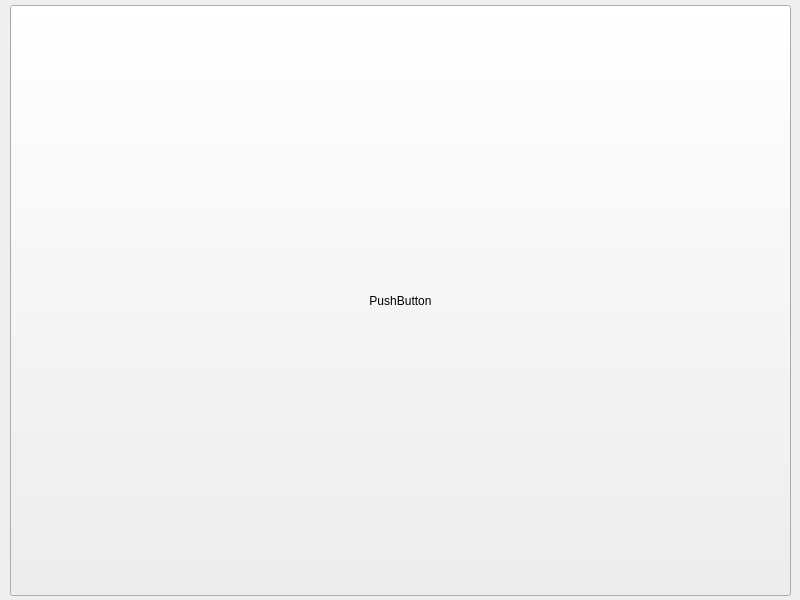
Before: the Qt Designer form Binimal_heap/mainwindow.ui in Ikiso/Bionimal_Heap, drawn with Qt 5.
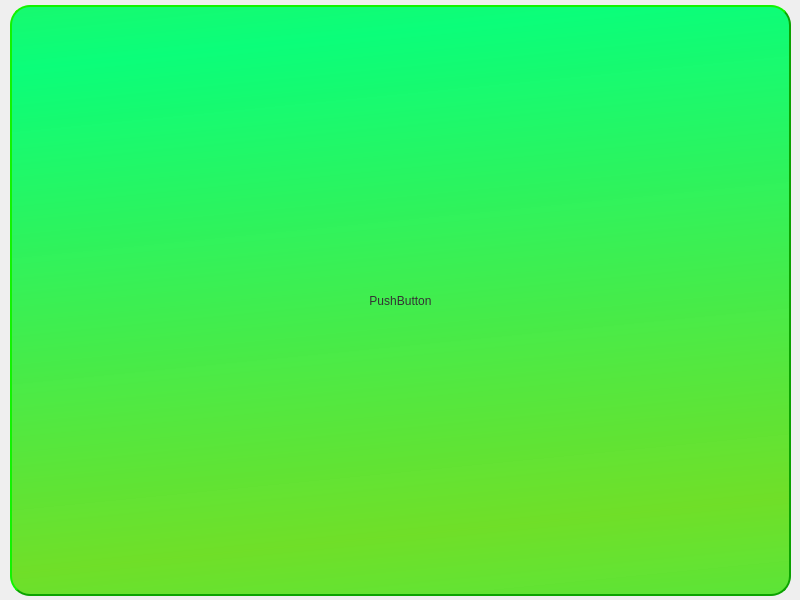
After: the same form once the commit is applied.

```diff
--- a/Binimal_heap/mainwindow.ui
+++ b/Binimal_heap/mainwindow.ui
@@ -23,6 +23,21 @@
       <height>591</height>
      </rect>
     </property>
+    <property name="styleSheet">
+     <string notr="true">QPushButton{
+                                                        color: #333;
+                                                        border: 2px solid #0ba300;
+                                                        border-radius: 20px;
+                                                        border-style: outset;
+                                                        
+	background-color: qlineargradient(spread:reflect, x1:0.341, y1:0.063, x2:0.451923, y2:0.904, stop:0 rgba(0, 255, 116, 243), stop:1 rgba(103, 222, 27, 239));
+                                                        padding: 5px;}
+                                                        QPushButton:hover{
+
+background-color: qlineargradient(spread:pad, x1:0.471, y1:0, x2:0.596, y2:1, stop:0 rgba(29, 192, 29, 222), stop:0.995192 rgba(12, 167, 115, 230));}
+                                                        QPushButton:pressed{border-style: inset;
+                                                        background: #bbb;}</string>
+    </property>
     <property name="text">
      <string>PushButton</string>
     </property>
```
